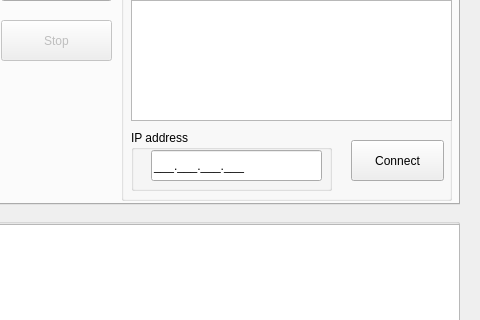
Qt form aml_debug.ui (zgyhc2050/amlogic_debug_tool) before a commit; both pictures show x 511 to 991 and y 125 to 445 of the 991 by 683 pixel window.
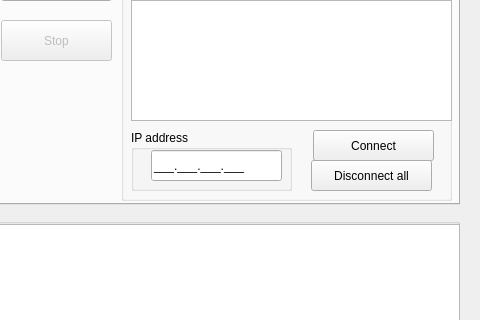
The same form after that commit. The open tabs and pages were chosen to show the change.

Commit message:
aml_debug v_1_5_5: [Burn] fixed adb refresh function
Problem:
1. [Burn] flash "Android_T oppen_hybrid" URL fail
2. adb cannot delete ip devices.
Solution:
1. add adb disconnectAll ui

What changed in the file:
```diff
--- a/aml_debug.ui
+++ b/aml_debug.ui
@@ -502,7 +502,7 @@
         <rect>
          <x>30</x>
          <y>230</y>
-         <width>171</width>
+         <width>131</width>
          <height>31</height>
         </rect>
        </property>
@@ -516,10 +516,10 @@
       <widget class="QPushButton" name="AmlDebugHomeAdbDevConnect_pushButton">
        <property name="geometry">
         <rect>
-         <x>230</x>
-         <y>220</y>
-         <width>93</width>
-         <height>41</height>
+         <x>192</x>
+         <y>210</y>
+         <width>121</width>
+         <height>31</height>
         </rect>
        </property>
        <property name="text">
@@ -544,7 +544,7 @@
         <rect>
          <x>10</x>
          <y>210</y>
-         <width>201</width>
+         <width>161</width>
          <height>61</height>
         </rect>
        </property>
@@ -552,12 +552,26 @@
         <string>IP address</string>
        </property>
       </widget>
+      <widget class="QPushButton" name="AmlDebugHomeAdbDevDisConnectAll_pushButton">
+       <property name="geometry">
+        <rect>
+         <x>190</x>
+         <y>240</y>
+         <width>121</width>
+         <height>31</height>
+        </rect>
+       </property>
+       <property name="text">
+        <string>Disconnect all</string>
+       </property>
+      </widget>
       <zorder>groupBox_3</zorder>
       <zorder>AmlDebugHomeAdbDev_listView</zorder>
       <zorder>AmlDebugHomeAdbDev_comboBox</zorder>
       <zorder>AmlDebugHomeAdbDevIp_lineEdit</zorder>
       <zorder>AmlDebugHomeAdbDevConnect_pushButton</zorder>
       <zorder>AmlDebugHomeAdbDevRefresh_pushButton</zorder>
+      <zorder>AmlDebugHomeAdbDevDisConnectAll_pushButton</zorder>
      </widget>
      <widget class="QPushButton" name="AmlDebugHomeOpenOutput_pushButton">
       <property name="geometry">
```
The commit also changes 12 other files.
